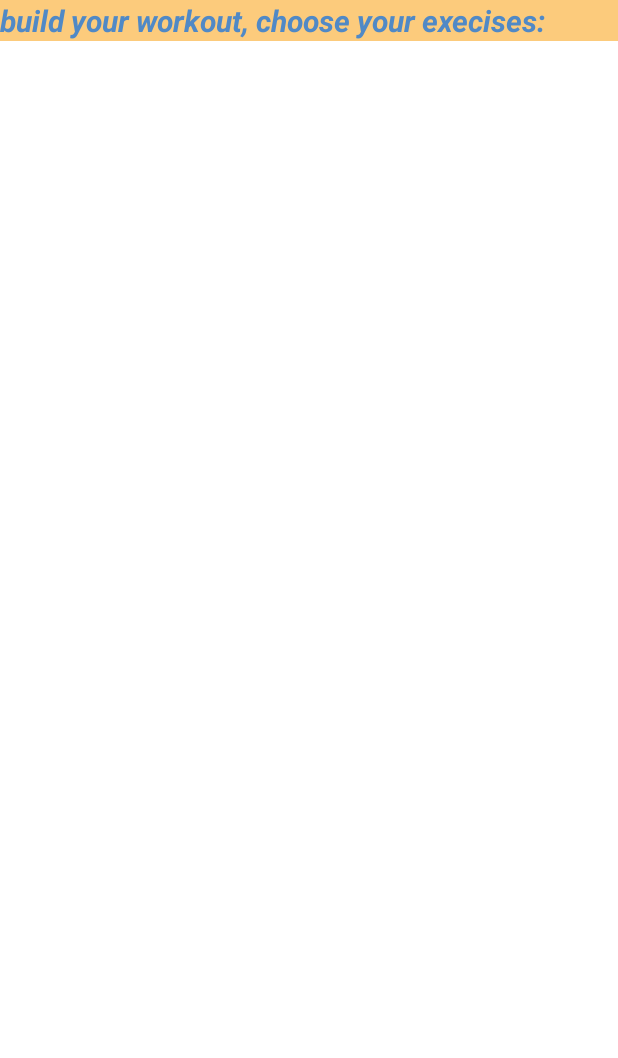
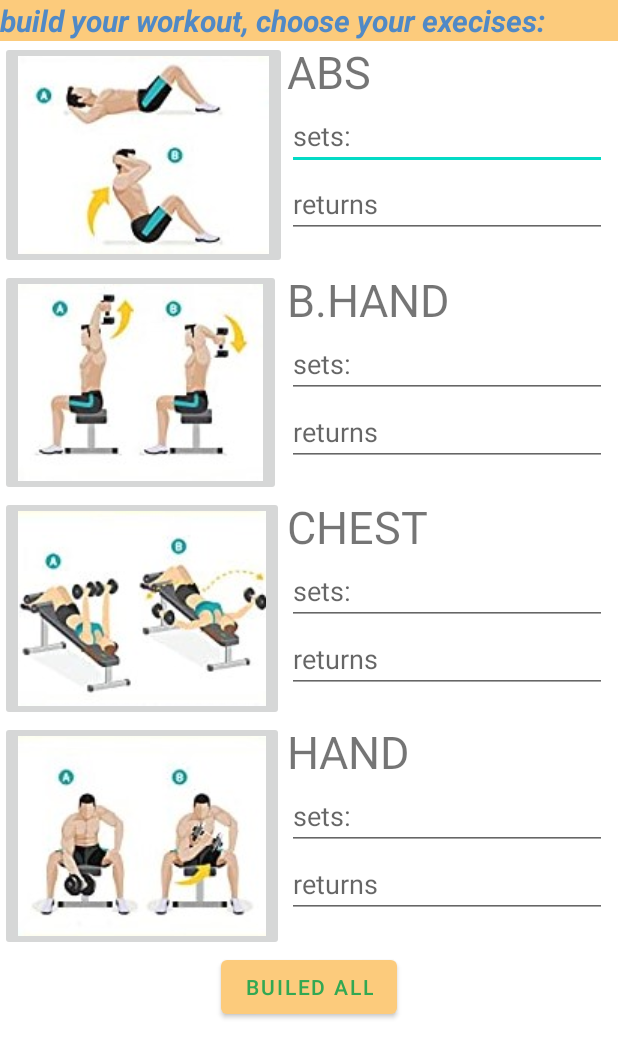
Before and after one commit to orad-cohen/Gymi, an Android app: the layout builed_new_workout.xml on its own in the app's theme, with its tools: preview values and no code run, on a phone screen of 412 x 824 dp. Shown: the top 1058 px of the screen. Run offline under Robolectric (Android 15) with nearby library versions, the phone set to English and light mode, and no system bars.

Commit message:
build new workout xml ready

```diff
--- a/app/src/main/res/layout/builed_new_workout.xml
+++ b/app/src/main/res/layout/builed_new_workout.xml
@@ -14,7 +14,150 @@
         android:textSize="20dp"
         android:textStyle="bold|italic" />
 
+    <ImageButton
+        android:id="@+id/abs_btn"
+        android:layout_width="wrap_content"
+        android:layout_height="wrap_content"
+        android:layout_below="@id/textView"
+        app:srcCompat="@drawable/abs" />
 
+    <ImageButton
+        android:id="@+id/backhand_btn"
+        android:layout_width="wrap_content"
+        android:layout_height="wrap_content"
+        android:layout_below="@id/abs_btn"
+        app:srcCompat="@drawable/back_hand" />
+
+    <ImageButton
+        android:id="@+id/chest_btn"
+        android:layout_width="wrap_content"
+        android:layout_height="wrap_content"
+        android:layout_below="@id/backhand_btn"
+        app:srcCompat="@drawable/chest" />
+
+    <ImageButton
+        android:id="@+id/hand_btn"
+        android:layout_width="wrap_content"
+        android:layout_height="wrap_content"
+        android:layout_below="@id/chest_btn"
+        app:srcCompat="@drawable/hand" />
+
+    <TextView
+        android:id="@+id/abs_textView"
+        android:layout_width="wrap_content"
+        android:layout_height="wrap_content"
+        android:layout_below="@id/textView"
+        android:layout_toRightOf="@id/abs_btn"
+        android:textSize="30dp"
+        android:text="ABS" />
+
+    <EditText
+        android:id="@+id/abs_sets"
+        android:layout_width="wrap_content"
+        android:layout_height="wrap_content"
+        android:layout_below="@id/abs_textView"
+        android:layout_toRightOf="@id/abs_btn"
+        android:hint="sets:"
+        android:ems="10"
+        android:inputType="number" />
+    <EditText
+        android:id="@+id/abs_returns"
+        android:layout_width="wrap_content"
+        android:layout_height="wrap_content"
+        android:layout_below="@id/abs_sets"
+        android:layout_toRightOf="@id/abs_btn"
+        android:hint="returns"
+        android:ems="10"
+        android:inputType="number" />
+    <TextView
+        android:id="@+id/backhand_textView"
+        android:layout_width="wrap_content"
+        android:layout_height="wrap_content"
+        android:layout_below="@id/abs_btn"
+        android:layout_toRightOf="@id/abs_btn"
+        android:textSize="30dp"
+        android:text="B.HAND" />
+    <EditText
+        android:id="@+id/backhand_sets"
+        android:layout_width="wrap_content"
+        android:layout_height="wrap_content"
+        android:layout_below="@id/backhand_textView"
+        android:layout_toRightOf="@id/abs_btn"
+        android:hint="sets:"
+        android:ems="10"
+        android:inputType="number" />
+    <EditText
+        android:id="@+id/backhand_returns"
+        android:layout_width="wrap_content"
+        android:layout_height="wrap_content"
+        android:layout_below="@id/backhand_sets"
+        android:layout_toRightOf="@id/abs_btn"
+        android:hint="returns"
+        android:ems="10"
+        android:inputType="number" />
+
+    <TextView
+        android:id="@+id/chest_textView"
+        android:layout_width="wrap_content"
+        android:layout_height="wrap_content"
+        android:layout_below="@id/backhand_btn"
+        android:layout_toRightOf="@id/abs_btn"
+        android:textSize="30dp"
+        android:text="CHEST" />
+    <EditText
+        android:id="@+id/chest_sets"
+        android:layout_width="wrap_content"
+        android:layout_height="wrap_content"
+        android:layout_below="@id/chest_textView"
+        android:layout_toRightOf="@id/abs_btn"
+        android:hint="sets:"
+        android:ems="10"
+        android:inputType="number" />
+    <EditText
+        android:id="@+id/chest_returns"
+        android:layout_width="wrap_content"
+        android:layout_height="wrap_content"
+        android:layout_below="@id/chest_sets"
+        android:layout_toRightOf="@id/abs_btn"
+        android:hint="returns"
+        android:ems="10"
+        android:inputType="number" />
+    <TextView
+        android:id="@+id/hand_textView"
+        android:layout_width="wrap_content"
+        android:layout_height="wrap_content"
+        android:layout_below="@id/chest_btn"
+        android:layout_toRightOf="@id/abs_btn"
+        android:textSize="30dp"
+        android:text="HAND" />
+    <EditText
+        android:id="@+id/hand_sets"
+        android:layout_width="wrap_content"
+        android:layout_height="wrap_content"
+        android:layout_below="@id/hand_textView"
+        android:layout_toRightOf="@id/abs_btn"
+        android:hint="sets:"
+        android:ems="10"
+        android:inputType="number" />
+    <EditText
+        android:id="@+id/hand_returns"
+        android:layout_width="wrap_content"
+        android:layout_height="wrap_content"
+        android:layout_below="@id/hand_sets"
+        android:layout_toRightOf="@id/abs_btn"
+        android:hint="returns"
+        android:ems="10"
+        android:inputType="number" />
+
+    <Button
+        android:id="@+id/send_btn"
+        android:layout_width="wrap_content"
+        android:layout_height="wrap_content"
+        android:text="BUILED ALL"
+        android:textColor="@color/green"
+        android:layout_below="@id/hand_btn"
+        android:layout_centerHorizontal="true"
+        />
 
 
 </RelativeLayout>
```
